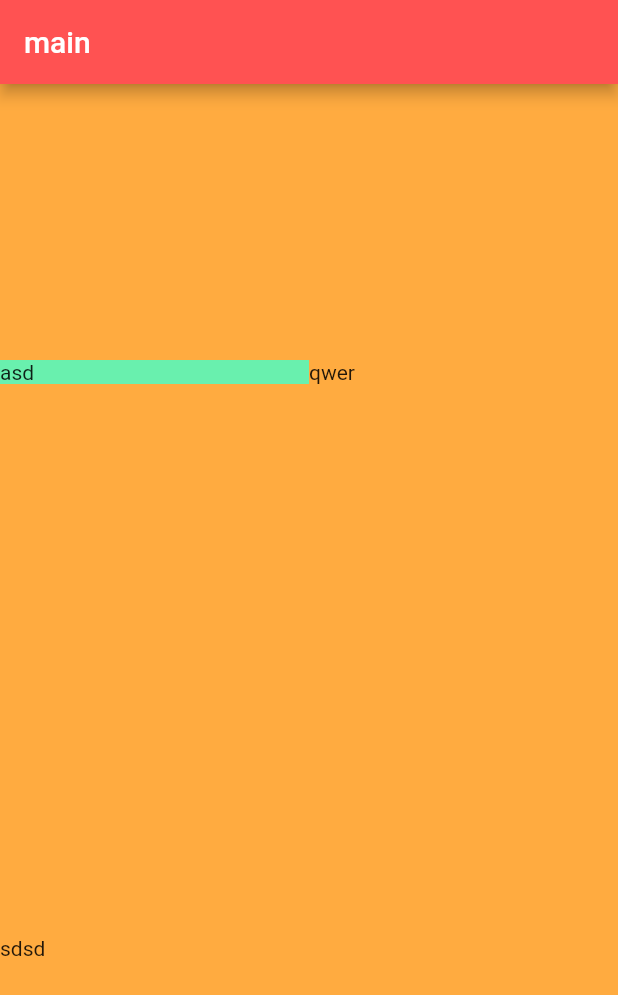
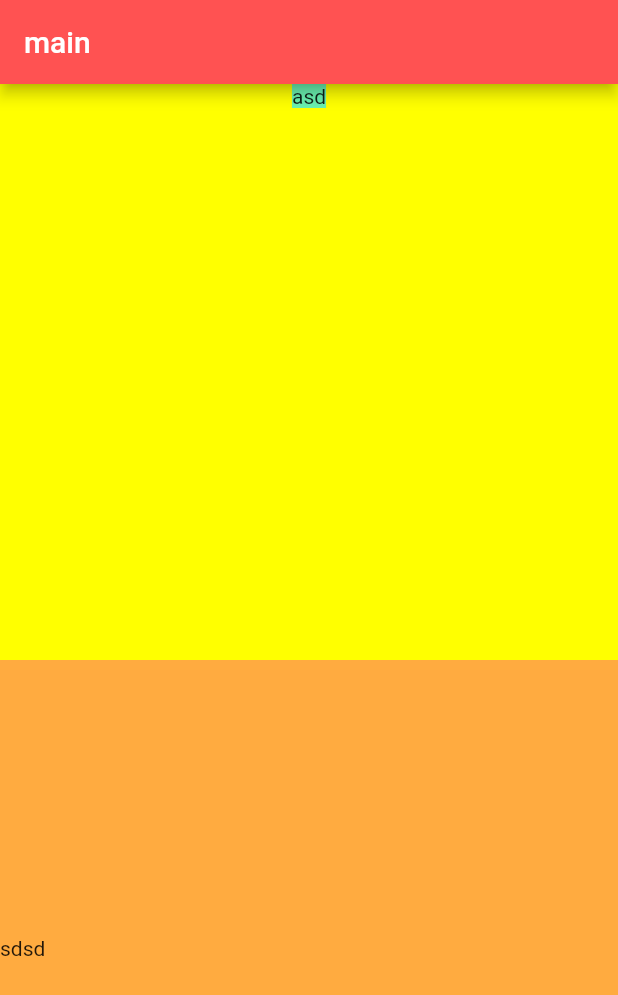
Before and after one commit to selpeapi/flutter_app2, a Flutter app: the screen it shows after launch, on a phone screen of 412 x 824 dp. Shown: the top 995 px of the screen. Run offline on Flutter 3.47's test engine with Material 2 defaults, Android fonts, the phone set to English and light mode, and no system bars.

Commit message:
2차 위젯 배치

```diff
--- a/lib/main.dart
+++ b/lib/main.dart
@@ -34,15 +34,22 @@ class _MainPageState extends State<MainPage> {
                 children: [
                   Expanded(
                     child: Container(
-                      color: Colors.greenAccent,
-                      child: Text("asd"),
+                      color: Colors.yellowAccent,
+                      child: Column(
+                        children: [
+                          Container(
+                            color: Colors.greenAccent,
+                            child: Text("asd"),
+                          ),
+                        ],
+                      ),
                     ),
                     flex: 1,
                   ),
-                  Expanded(
-                    child: Text("qwer"),
-                    flex: 1,
-                  )
+//                  Expanded(
+//                    child: Text("qwer"),
+//                    flex: 1,
+//                  )
                 ],
               ),
             ),
```
